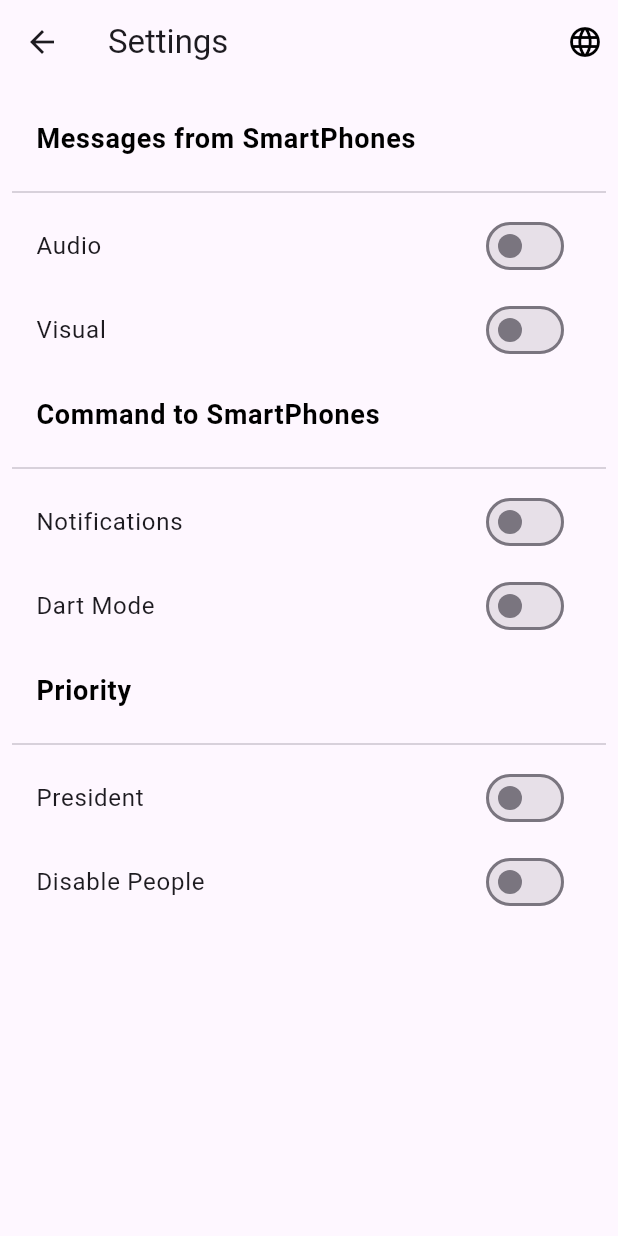
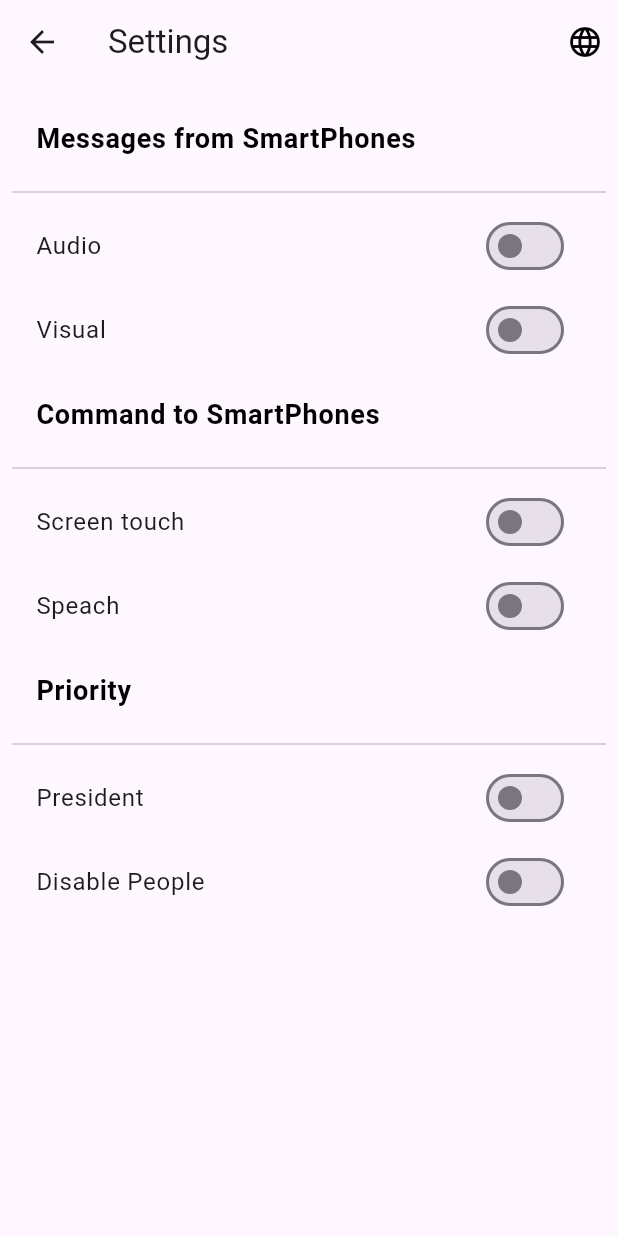
Before and after one commit to ankoosh544/language_flutter, a Flutter app: the SettingsScreen screen opened by its route, on a phone screen of 412 x 824 dp. Run offline on Flutter 3.47's test engine with Material 2 defaults, Android fonts, the phone set to English and light mode, and no system bars; our stand-ins replace flutter_blue_plus, flutter_local_notifications, flutter_tts, fluttertoast, localstorage, shared_preferences; accounts and stored records are empty; generated files the repository leaves out were written again.

Commit message:
few changes added

```diff
--- a/language_transalator_example/lib/components/language.dart
+++ b/language_transalator_example/lib/components/language.dart
@@ -8,9 +8,9 @@ class Language {
 
   static List<Language> languageList() {
     return <Language>[
-      Language(1, "", "English", 'en'),
-      Language(2, "", "Italian", 'it'),
-      Language(3, "", "Spanish", 'es')
+      Language(1, "🇬🇧", "English", 'en'),
+      Language(2, "🇮🇹", "Italian", 'it'),
+      Language(3, "🇪🇸", "Spanish", 'es')
     ];
   }
 }
--- a/language_transalator_example/lib/l10n/app_en.arb
+++ b/language_transalator_example/lib/l10n/app_en.arb
@@ -9,8 +9,8 @@
   "settingsstatement1Option1": "Audio",
   "settingsstatement1Option2" : "Visual",
   "settingsstatement2" : "Command to SmartPhones",
-  "settingsstatement2Option1" : "Notifications",
-  "settingsstatement2Option2" : "Dart Mode",
+  "settingsstatement2Option1" : "Screen touch",
+  "settingsstatement2Option2" : "Speach",
   "settingsstatement3" : "Priority",
   "settingsstatement3Option1" : "President",
   "settingsstatement3Option2" : "Disable People",
--- a/language_transalator_example/lib/l10n/app_es.arb
+++ b/language_transalator_example/lib/l10n/app_es.arb
@@ -9,8 +9,8 @@
   "settingsstatement1Option1": "Audio",
   "settingsstatement1Option2" : "Visual",
   "settingsstatement2" : "Comando a SmartPhones",
-  "settingsstatement2Option1" : "Notificaciones",
-  "settingsstatement2Option2" : "Modo dardo",
+  "settingsstatement2Option1" : "Pantalla táctil",
+  "settingsstatement2Option2" : "habla",
   "settingsstatement3" : "Prioridad",
   "settingsstatement3Option1" : "Presidente",
   "settingsstatement3Option2" : "Deshabilitar personas",
--- a/language_transalator_example/lib/l10n/app_it.arb
+++ b/language_transalator_example/lib/l10n/app_it.arb
@@ -9,7 +9,7 @@
   "settingsstatement1Option1": "Audio",
   "settingsstatement1Option2" : "Visiva",
   "settingsstatement2" : "Comando agli smartphone",
-  "settingsstatement2Option1" : "Notifiche",
+  "settingsstatement2Option1" : "Tocco dello schermo",
   "settingsstatement2Option2" : "Modalità freccette",
   "settingsstatement3" : "Priorità",
   "settingsstatement3Option1" : "Presidente",
--- a/language_transalator_example/lib/screens/login_screen.dart
+++ b/language_transalator_example/lib/screens/login_screen.dart
@@ -1,6 +1,4 @@
 import 'package:flutter/material.dart';
-
-import 'package:language_transalator_example/components/text_field.dart';
 import 'package:language_transalator_example/main.dart';
 import 'package:language_transalator_example/screens/emergencty_contacts_screen.dart';
 import 'package:language_transalator_example/screens/home_screen.dart';
@@ -265,7 +263,6 @@ class _LoginScreenState extends State<LoginScreen> {
                 ),
               ),
             ),
-
             const SizedBox(
               height: 10,
             ),
--- a/language_transalator_example/pubspec.yaml
+++ b/language_transalator_example/pubspec.yaml
@@ -52,6 +52,7 @@ dependencies:
   collection: ^1.17.1
   fluttertoast: ^8.2.2
   flutter_local_notifications: ^14.1.0
+  background_fetch: ^1.1.6
 
 
 
```
Also changed, not shown: language_transalator_example/lib/components/welcome_widget.dart (+9 -2 lines), language_transalator_example/lib/screens/add_edit_contact_screen.dart (+18 -13 lines), language_transalator_example/lib/screens/device_screen.dart (+11 -5 lines), language_transalator_example/lib/screens/home_screen.dart (+8 -9 lines), language_transalator_example/pubspec.lock, 1 other file.
